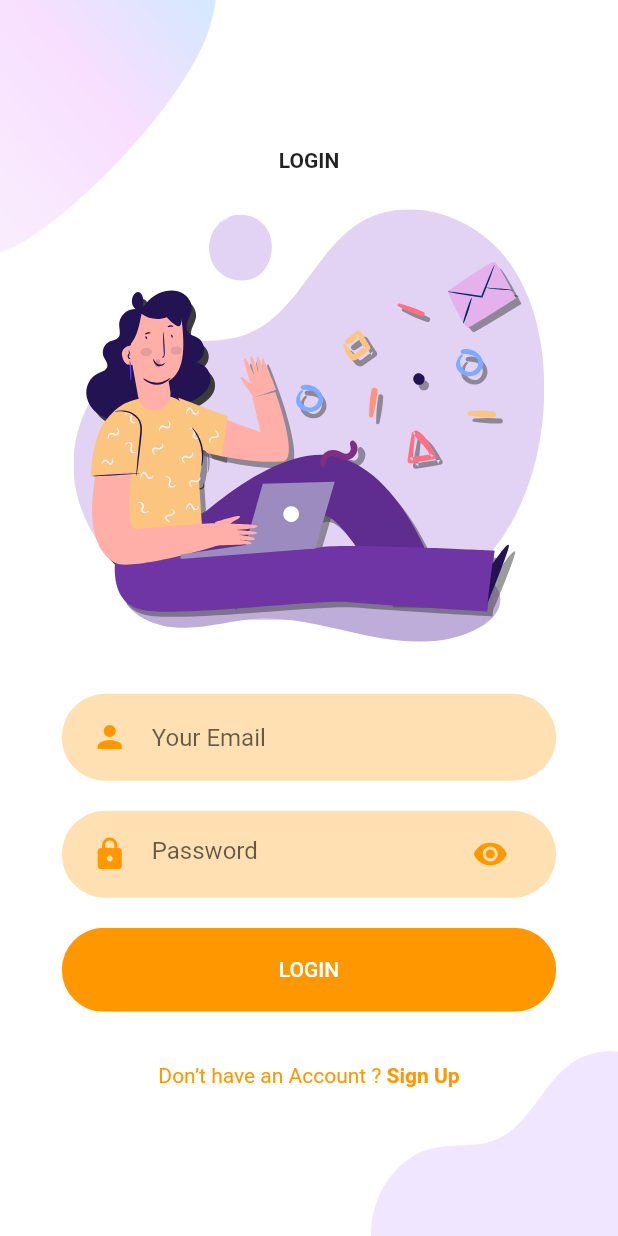
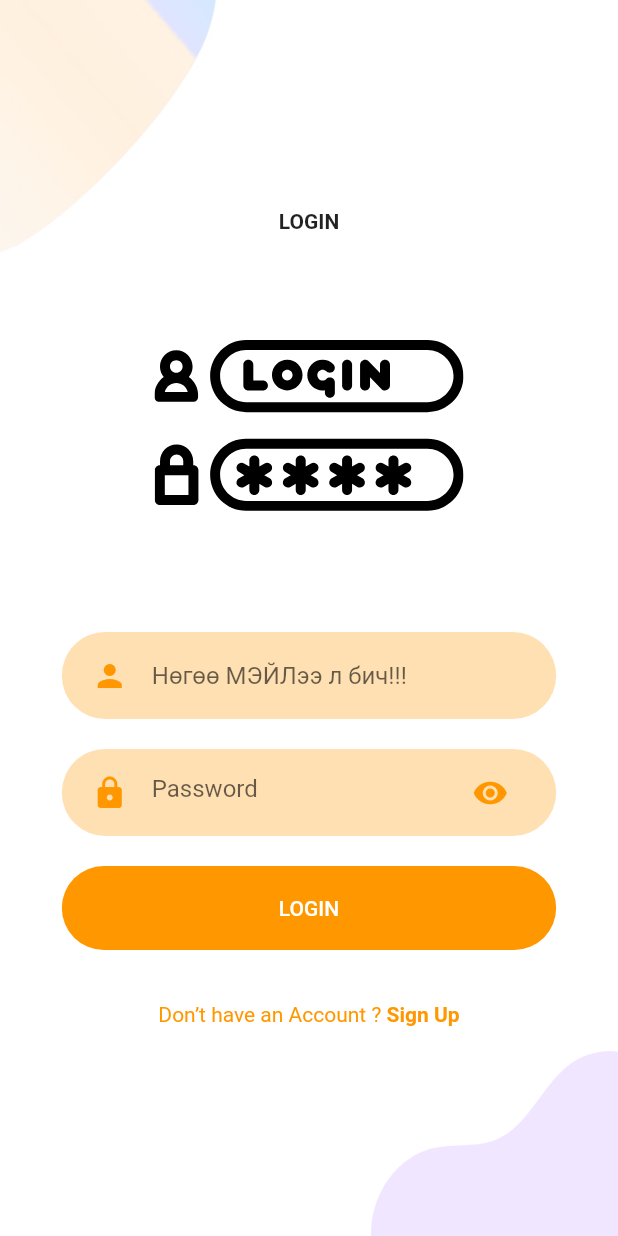
Before and after one commit to Manal-jpg/elf-hearts-app, a Flutter app: the screen it shows after launch, after a tap on "LOGIN", on a phone screen of 412 x 824 dp. Run offline on Flutter 3.47's test engine with Material 2 defaults, Android fonts, the phone set to English and light mode, and no system bars; our stand-ins replace flutter_svg.

Commit message:
nileen olon change

```diff
--- a/lib/Screens/Login/components/body.dart
+++ b/lib/Screens/Login/components/body.dart
@@ -27,11 +27,11 @@ class Body extends StatelessWidget {
             SizedBox(height: size.height * 0.03),
             SvgPicture.asset(
               "assets/icons/login.svg",
-              height: size.height * 0.35,
+              height: size.height * 0.25,
             ),
             SizedBox(height: size.height * 0.03),
             RoundedInputField(
-              hintText: "Your Email",
+              hintText: "Нөгөө МЭЙЛээ л бич!!!",
               onChanged: (value) {},
             ),
             RoundedPasswordField(
--- a/lib/Screens/Signup/components/body.dart
+++ b/lib/Screens/Signup/components/body.dart
@@ -28,7 +28,7 @@ class Body extends StatelessWidget {
               height: size.height * 0.35,
             ),
             RoundedInputField(
-              hintText: "Your Email",
+              hintText: "Сургуулийн МЭЙЛ бич!!!",
               onChanged: (value) {},
             ),
             RoundedPasswordField(
```
Also changed, not shown: assets/icons/login.svg, assets/icons/signup.svg, assets/images/main_bottom.png, assets/images/main_top.png, 26 other files.
